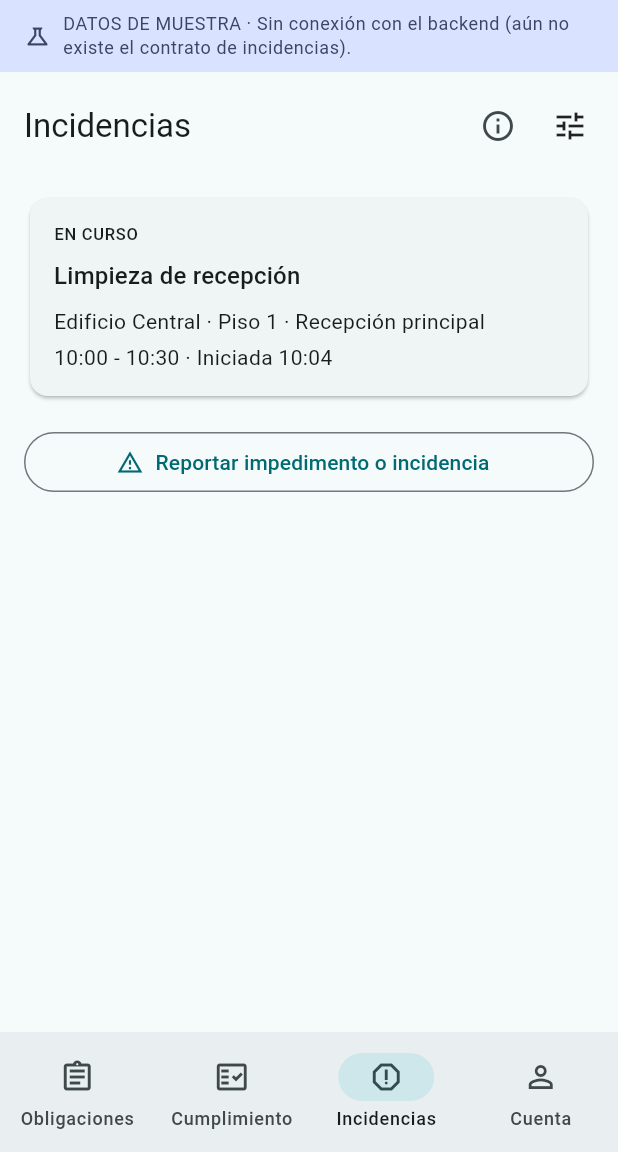
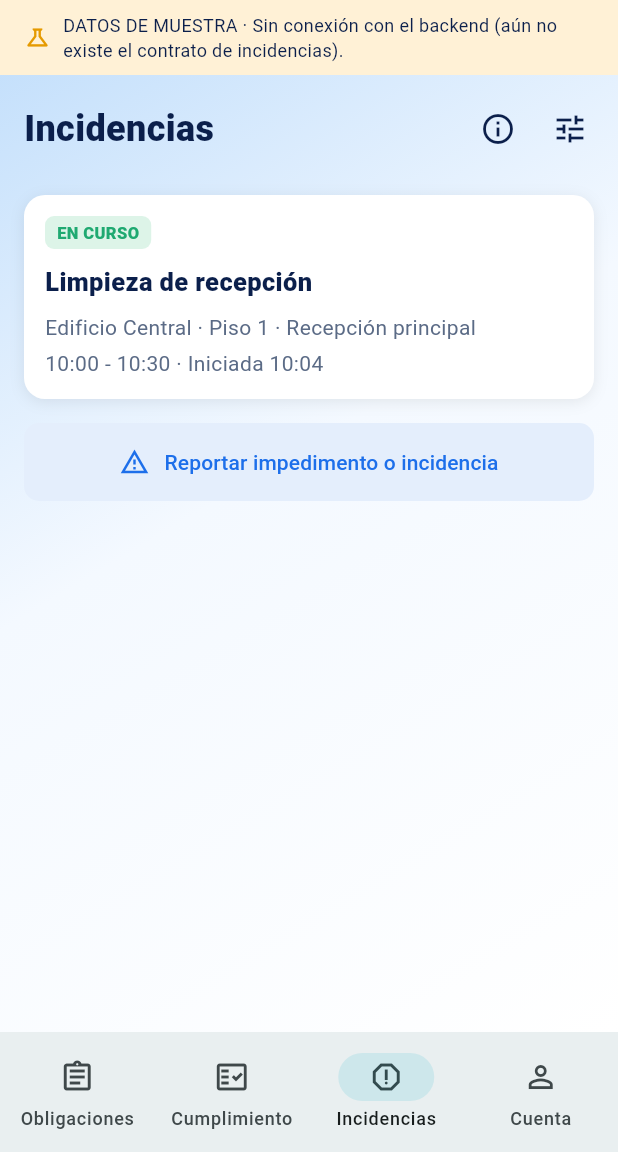
Before and after one commit to OperviaStartup/service-compliance-flutter, a Flutter app: the screen it shows after launch, item 3 of the bottom bar chosen, on a phone screen of 412 x 824 dp, the part 84-1236 px from its top. Run offline on Flutter 3.47's test engine with Material 3 defaults, Android fonts, the phone set to English and light mode, and no system bars.

Commit message:
fix(incidents): apply Figma style to incidents page

```diff
--- a/lib/features/incidents/presentation/incidents_page.dart
+++ b/lib/features/incidents/presentation/incidents_page.dart
@@ -5,6 +5,7 @@ import '../../../core/widgets/async_state_view.dart';
 import '../../about_product/presentation/about_product_page.dart';
 import '../data/impediment.dart';
 import '../data/incidents_repository.dart';
+import 'incidents_design.dart';
 import 'report_impediment_page.dart';
 
 enum _ViewStatus { loading, empty, error, ready }
@@ -88,7 +89,8 @@ class _IncidentsPageState extends State<IncidentsPage> {
   @override
   Widget build(BuildContext context) {
     final isSample = widget.repository?.isSampleData ?? true;
-    return Column(
+    return GradientBackground(
+      child: Column(
         crossAxisAlignment: CrossAxisAlignment.stretch,
         children: [
           if (isSample) const SampleDataBanner(),
@@ -96,21 +98,25 @@ class _IncidentsPageState extends State<IncidentsPage> {
             padding: const EdgeInsets.fromLTRB(16, 12, 8, 4),
             child: Row(
               children: [
-              Expanded(
+                const Expanded(
                   child: Text(
                     'Incidencias',
-                  style: Theme.of(context).textTheme.titleLarge,
+                    style: TextStyle(
+                      fontSize: 24,
+                      fontWeight: FontWeight.w800,
+                      color: FigmaColors.navy,
+                    ),
                   ),
                 ),
                 IconButton(
                   tooltip: 'Acerca del producto',
-                icon: const Icon(Icons.info_outline),
+                  icon: const Icon(Icons.info_outline, color: FigmaColors.navy),
                   onPressed: _openAbout,
                 ),
                 if (widget.repository == null)
                   PopupMenuButton<SampleScenario>(
                     tooltip: 'Simular estado (solo demo)',
-                  icon: const Icon(Icons.tune),
+                    icon: const Icon(Icons.tune, color: FigmaColors.navy),
                     onSelected: _selectScenario,
                     itemBuilder: (context) => const [
                       PopupMenuItem(
@@ -136,6 +142,7 @@ class _IncidentsPageState extends State<IncidentsPage> {
           ),
           Expanded(child: _buildBody()),
         ],
+      ),
     );
   }
 
@@ -154,10 +161,24 @@ class _IncidentsPageState extends State<IncidentsPage> {
           children: [
             _ActiveTaskCard(task: task),
             const SizedBox(height: 16),
-            OutlinedButton.icon(
+            FilledButton(
               onPressed: () => _openReport(task),
-              icon: const Icon(Icons.warning_amber_outlined),
-              label: const Text('Reportar impedimento o incidencia'),
+              style: FilledButton.styleFrom(
+                backgroundColor: FigmaColors.tint,
+                foregroundColor: FigmaColors.primary,
+                minimumSize: const Size.fromHeight(52),
+                shape: RoundedRectangleBorder(
+                  borderRadius: BorderRadius.circular(10),
+                ),
+              ),
+              child: const Row(
+                mainAxisAlignment: MainAxisAlignment.center,
+                children: [
+                  Icon(Icons.warning_amber_outlined, size: 20),
+                  SizedBox(width: 10),
+                  Text('Reportar impedimento o incidencia'),
+                ],
+              ),
             ),
           ],
         );
@@ -165,59 +186,30 @@ class _IncidentsPageState extends State<IncidentsPage> {
   }
 }
 
-/// Rótulo visible mientras los datos no vengan del backend.
-class SampleDataBanner extends StatelessWidget {
-  const SampleDataBanner({super.key});
-
-  @override
-  Widget build(BuildContext context) {
-    final scheme = Theme.of(context).colorScheme;
-    return Container(
-      color: scheme.tertiaryContainer,
-      padding: const EdgeInsets.symmetric(horizontal: 16, vertical: 8),
-      child: Row(
-        children: [
-          Icon(
-            Icons.science_outlined,
-            size: 18,
-            color: scheme.onTertiaryContainer,
-          ),
-          const SizedBox(width: 8),
-          Expanded(
-            child: Text(
-              'DATOS DE MUESTRA · Sin conexión con el backend '
-              '(aún no existe el contrato de incidencias).',
-              style: Theme.of(context).textTheme.bodySmall
-                  ?.copyWith(color: scheme.onTertiaryContainer),
-            ),
-          ),
-        ],
-      ),
-    );
-  }
-}
-
 class _EmptyView extends StatelessWidget {
   const _EmptyView();
 
   @override
-  Widget build(BuildContext context) => Center(
+  Widget build(BuildContext context) => const Center(
     child: Padding(
-      padding: const EdgeInsets.all(24),
+      padding: EdgeInsets.all(24),
       child: Column(
         mainAxisSize: MainAxisSize.min,
         children: [
-          Icon(
-            Icons.task_alt,
-            size: 52,
-            color: Theme.of(context).colorScheme.primary,
+          Icon(Icons.task_alt, size: 52, color: FigmaColors.green),
+          SizedBox(height: 16),
+          Text(
+            'No tienes una actividad en curso.',
+            style: TextStyle(
+              fontWeight: FontWeight.w800,
+              color: FigmaColors.navy,
             ),
-          const SizedBox(height: 16),
-          const Text('No tienes una actividad en curso.'),
-          const SizedBox(height: 8),
-          const Text(
+          ),
+          SizedBox(height: 8),
+          Text(
             'Cuando inicies una actividad podrás reportar un impedimento.',
             textAlign: TextAlign.center,
+            style: TextStyle(color: FigmaColors.muted),
           ),
         ],
       ),
@@ -231,24 +223,45 @@ class _ActiveTaskCard extends StatelessWidget {
   final ActiveTask task;
 
   @override
-  Widget build(BuildContext context) {
-    final theme = Theme.of(context);
-    return Card(
-      child: Padding(
-        padding: const EdgeInsets.all(16),
+  Widget build(BuildContext context) => WhiteCard(
     child: Column(
       crossAxisAlignment: CrossAxisAlignment.start,
       children: [
-            Text('EN CURSO', style: theme.textTheme.labelSmall),
+        Container(
+          padding: const EdgeInsets.symmetric(horizontal: 8, vertical: 3),
+          decoration: BoxDecoration(
+            color: FigmaColors.greenBg,
+            borderRadius: BorderRadius.circular(6),
+          ),
+          child: const Text(
+            'EN CURSO',
+            style: TextStyle(
+              fontSize: 11,
+              fontWeight: FontWeight.w800,
+              color: FigmaColors.green,
+            ),
+          ),
+        ),
+        const SizedBox(height: 10),
+        Text(
+          task.name,
+          style: const TextStyle(
+            fontSize: 17,
+            fontWeight: FontWeight.w800,
+            color: FigmaColors.navy,
+          ),
+        ),
         const SizedBox(height: 8),
-            Text(task.name, style: theme.textTheme.titleMedium),
-            const SizedBox(height: 8),
-            Text('${task.building} · ${task.location}'),
+        Text(
+          '${task.building} · ${task.location}',
+          style: const TextStyle(color: FigmaColors.muted),
+        ),
         const SizedBox(height: 4),
-            Text('${task.schedule} · Iniciada ${task.startedAt}'),
+        Text(
+          '${task.schedule} · Iniciada ${task.startedAt}',
+          style: const TextStyle(color: FigmaColors.muted),
+        ),
       ],
-        ),
     ),
   );
 }
-}
```
Lines whose indentation alone changed are shown as unchanged.
